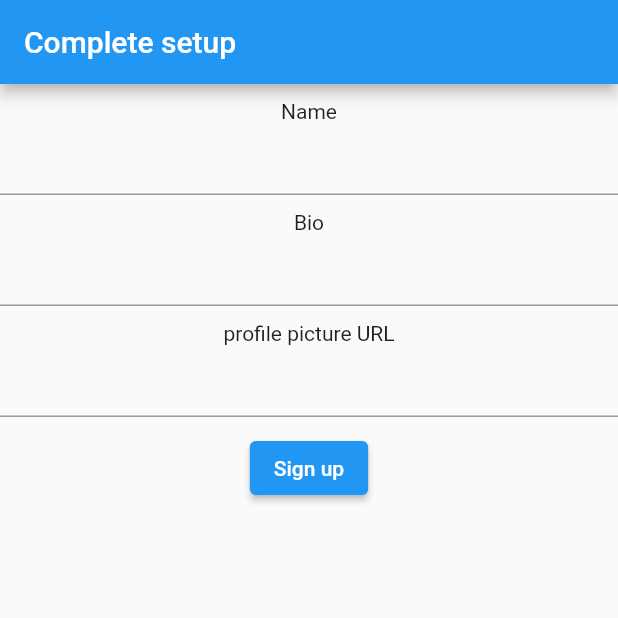
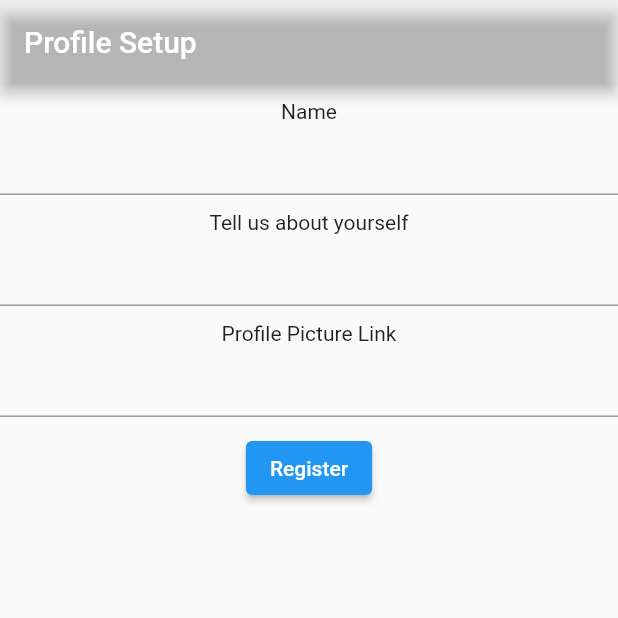
Before and after one commit to jaymalave/FlutterTask, a Flutter app: the DetailSetup screen opened directly, on a phone screen of 412 x 824 dp, the top half of it. Run offline on Flutter 3.47's test engine with Material 2 defaults, Android fonts, the phone set to English and light mode, and no system bars; our stand-ins replace cloud_firestore, firebase_auth, firebase_core, firebase_messaging, get, otp_text_field; missing offline and left inert: dart:html; accounts and stored records are empty.

Commit message:
add utils

```diff
--- a/lib/utils/colors.dart
+++ b/lib/utils/colors.dart
@@ -0,0 +1,9 @@
+import 'package:flutter/material.dart';
+
+class AppPallete {
+  static const bgColor = Color(0x00a9d6e5);
+  static const primary = Color(0x00012a4a);
+  static const secondary = Color(0x00013a63);
+  static const textLight = Colors.white;
+  static const textDark = Colors.black;
+}
--- a/lib/utils/constants.dart
+++ b/lib/utils/constants.dart
@@ -0,0 +1,14 @@
+class Constants {
+  static const loginWithOtp = 'Login with OTP';
+  static const enterNumber = 'Enter your phone number';
+  static const enterOtp = 'Enter OTP';
+  static const checkIfAvailable = 'Check if available';
+  static const register = 'Register';
+  static const usernameTaken = 'Username is taken, try another one!';
+  static const profileSetup = 'Profile Setup';
+  static const formUsername = 'Enter username';
+  static const formName = 'Name';
+  static const formProfile = 'Profile Picture Link';
+  static const formBio = 'Tell us about yourself';
+  static const profileHead = 'Profile Page';
+}
--- a/lib/views/detail_setup.dart
+++ b/lib/views/detail_setup.dart
@@ -2,6 +2,8 @@ import 'package:flutter/material.dart';
 import 'package:firebase_messaging/firebase_messaging.dart';
 import 'package:cloud_firestore/cloud_firestore.dart';
 import 'package:flutter_task/controllers/userdata_controller.dart';
+import 'package:flutter_task/utils/colors.dart';
+import 'package:flutter_task/utils/constants.dart';
 import 'package:flutter_task/views/home_page.dart';
 import 'package:get/get.dart';
 
@@ -29,9 +31,12 @@ class _DetailSetupState extends State<DetailSetup> {
 
   @override
   Widget build(BuildContext context) {
-    return Scaffold(
+    return WillPopScope(
+      onWillPop: () async => false,
+      child: Scaffold(
           appBar: AppBar(
-          title: const Text("Complete setup"),
+            title: const Text(Constants.profileSetup),
+            backgroundColor: AppPallete.primary,
             automaticallyImplyLeading: false,
           ),
           body: Column(
@@ -39,21 +44,21 @@ class _DetailSetupState extends State<DetailSetup> {
               const SizedBox(
                 height: 10,
               ),
-            const Text("Name"),
+              const Text(Constants.formName),
               TextField(
                 controller: _nameController,
               ),
               const SizedBox(
                 height: 10,
               ),
-            const Text("Bio"),
+              const Text(Constants.formBio),
               TextField(
                 controller: _bioController,
               ),
               const SizedBox(
                 height: 10,
               ),
-            const Text("profile picture URL"),
+              const Text(Constants.formProfile),
               TextField(
                 controller: _dpController,
               ),
@@ -83,12 +88,11 @@ class _DetailSetupState extends State<DetailSetup> {
                   userDataController.setBio(_bioController.text);
                   userDataController.setDpLink(_dpController.text);
                   userDataController.setName(_nameController.text);
-
-
                 },
-              child: const Text("Sign up"),
+                child: const Text(Constants.register),
               )
             ],
-        ));
+          )),
+    );
   }
 }
```
Also changed, not shown: lib/auth/auth.dart (+18 -3 lines), lib/views/home_page.dart (+13 -3 lines), lib/views/profile_setup.dart (+15 -9 lines), lib/views/profile_view.dart (+9 -3 lines). Lines whose indentation alone changed are shown as unchanged.
